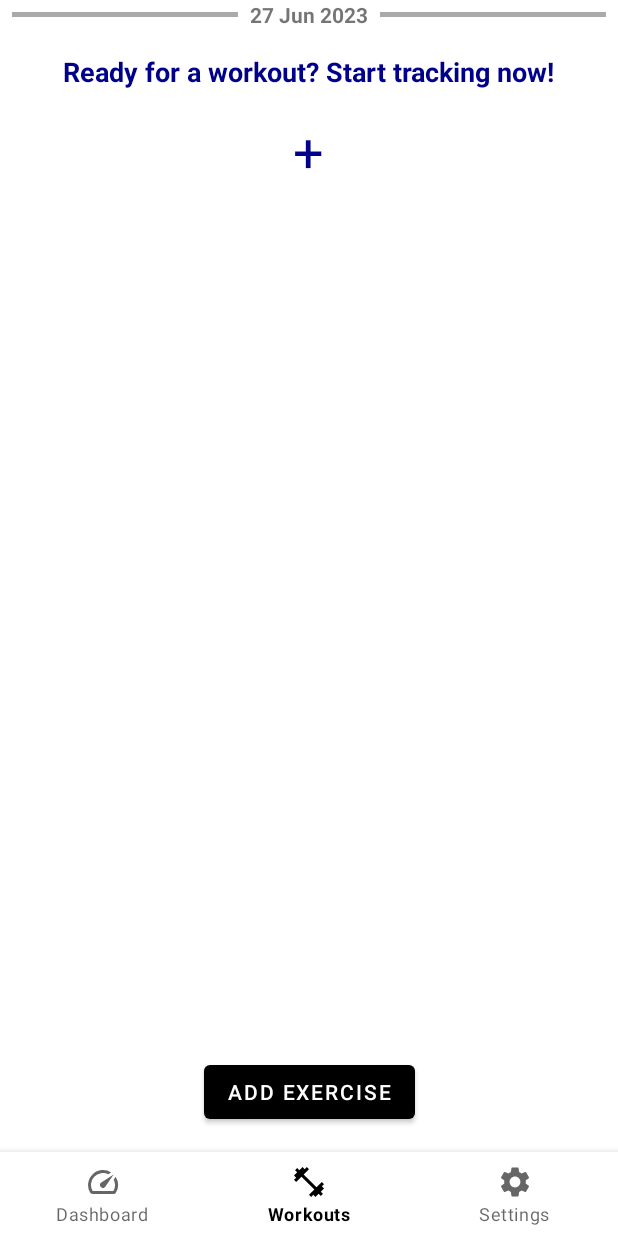
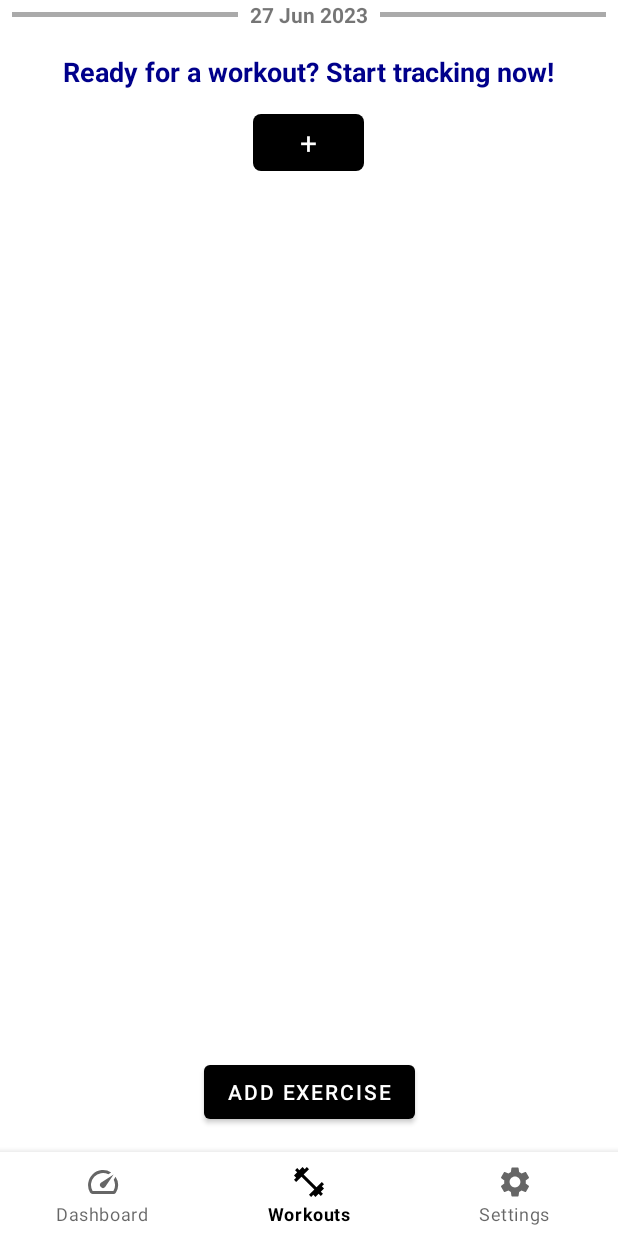
Before and after one commit to jungledav/gaintracker, an Android app: the MainActivity screen opened directly, with no data from a screen before it, on a phone screen of 412 x 824 dp. Run offline under Robolectric (Android 15) with nearby library versions, the phone set to English and light mode, and no system bars; libraries missing offline, so code that uses them is left out: com.jakewharton.threetenabp.

Commit message:
changed the style of the "Add new workout"

```diff
--- /dev/null
+++ b/app/src/main/res/drawable/button_background.xml
@@ -0,0 +1,5 @@
+<?xml version="1.0" encoding="utf-8"?>
+<shape xmlns:android="http://schemas.android.com/apk/res/android" >
+    <solid android:color="@color/black" />
+    <corners android:radius="5dp" />
+</shape>
--- a/app/src/main/res/layout/no_exercises_today_item.xml
+++ b/app/src/main/res/layout/no_exercises_today_item.xml
@@ -17,11 +17,14 @@
 
     <TextView
         android:id="@+id/textViewPlus"
-        android:layout_width="wrap_content"
+        android:layout_width="74dp"
         android:layout_height="wrap_content"
+        android:layout_marginTop="16dp"
+        android:background="@drawable/button_background"
+        android:padding="5dp"
         android:text="+"
-        android:textSize="36sp"
-        android:textColor="@color/dark_blue"
-        android:layout_marginTop="16dp"
-        android:textAppearance="@style/TextAppearance.AppCompat.Large" />
+        android:gravity="center_horizontal"
+        android:textAppearance="@style/TextAppearance.AppCompat.Large"
+        android:textColor="@color/white"
+        android:textSize="20sp" />
 </LinearLayout>
--- a/app/src/main/res/menu/bottom_nav_menu.xml
+++ b/app/src/main/res/menu/bottom_nav_menu.xml
@@ -12,5 +12,6 @@
     <item
         android:id="@+id/action_settings"
         android:icon="@drawable/baseline_settings_24"
-        android:title="Settings" />
+        android:title="Settings"
+        />
 </menu>
```
